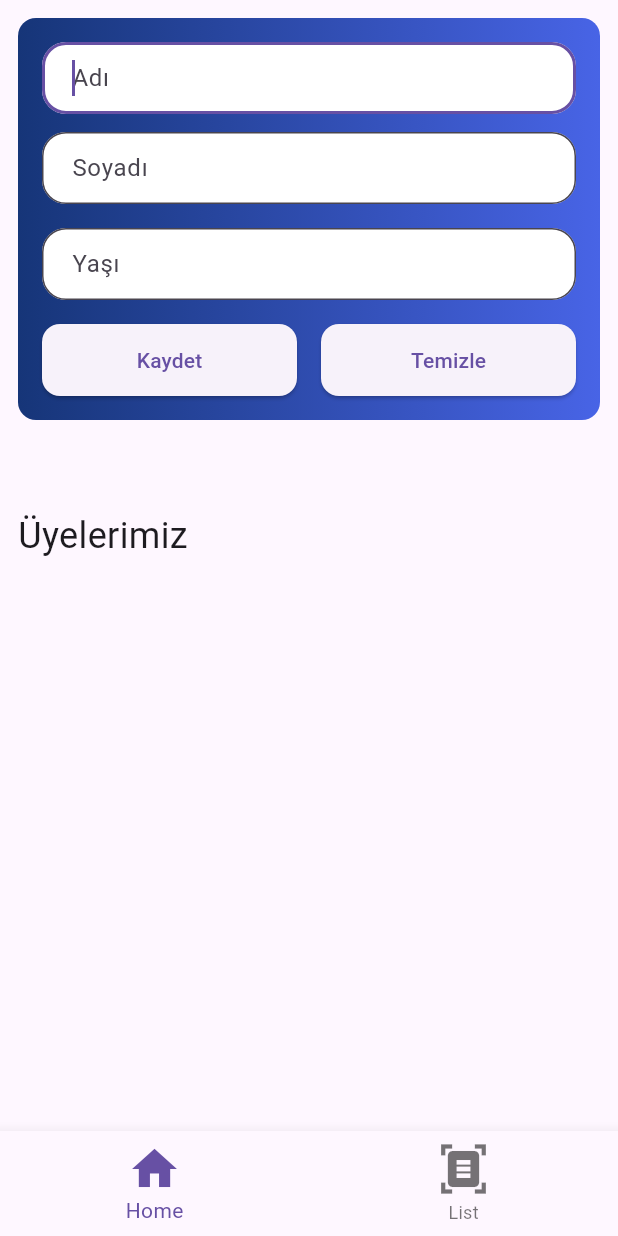
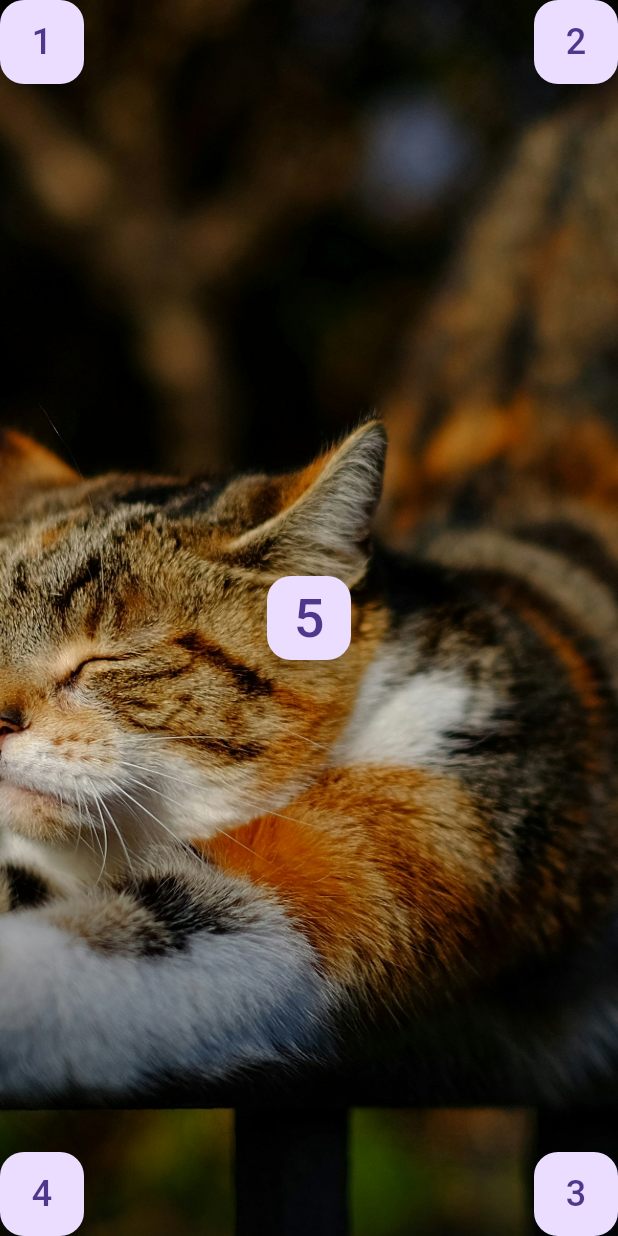
Before and after one commit to ramazan351/flutter_dersleri, a Flutter app: the screen it shows after launch, on a phone screen of 412 x 824 dp. Run offline on Flutter 3.47's test engine with Material 3 defaults, Android fonts, the phone set to English and light mode, and no system bars.

```diff
--- a/lib/main.dart
+++ b/lib/main.dart
@@ -1,5 +1,6 @@
 import 'package:flutter/material.dart';
 import 'package:flutter_dersi3/screens/home_screen.dart';
+import 'package:flutter_dersi3/stack/stack_example.dart';
 
 void main(List<String> args) {
   runApp(const MainWidget());
@@ -11,7 +12,7 @@ class MainWidget extends StatelessWidget {
   @override
   Widget build(BuildContext context) {
     return const MaterialApp(
-      home: HomeScreen(),
+      home: StackExample(),
     );
   }
 }
--- /dev/null
+++ b/lib/stack/stack_example.dart
@@ -0,0 +1,132 @@
+import 'package:flutter/material.dart';
+
+class StackExample extends StatefulWidget {
+  const StackExample({super.key});
+
+  @override
+  State<StackExample> createState() => _StackExampleState();
+}
+
+class _StackExampleState extends State<StackExample> {
+  @override
+  Widget build(BuildContext context) {
+    return Scaffold(
+      body: SafeArea(
+        child: Stack(
+          children: [
+            Image.asset(
+              "assets/kedi.jpg",
+              width: double.infinity,
+              height: double.infinity,
+              fit: BoxFit.fitHeight,
+            ),
+            Positioned(
+              left: 0,
+              top: 0,
+              child: FloatingActionButton(
+                onPressed: () {},
+                child: const Text(
+                  "1",
+                  style: TextStyle(fontSize: 24),
+                ),
+              ),
+            ),
+            Positioned(
+              right: 0,
+              top: 0,
+              child: FloatingActionButton(
+                onPressed: () {},
+                child: const Text(
+                  "2",
+                  style: TextStyle(fontSize: 24),
+                ),
+              ),
+            ),
+            Positioned(
+              right: 0,
+              bottom: 0,
+              child: FloatingActionButton(
+                onPressed: () {},
+                child: const Text(
+                  "3",
+                  style: TextStyle(fontSize: 24),
+                ),
+              ),
+            ),
+            Positioned(
+              left: 0,
+              bottom: 0,
+              child: FloatingActionButton(
+                onPressed: () {},
+                child: const Text(
+                  "4",
+                  style: TextStyle(fontSize: 24),
+                ),
+              ),
+            ),
+
+            Positioned.fill(
+              child: UnconstrainedBox(
+                child: FloatingActionButton(
+                  onPressed: () {},
+                  child: const Text(
+                    "5",
+                    style: TextStyle(fontSize: 36),
+                  ),
+                ),
+              ),
+            )
+            // Positioned(
+            //   left: MediaQuery.of(context).size.width / 2 - 18,
+            //   bottom: MediaQuery.of(context).size.height / 2 - 18,
+            //   child: FloatingActionButton(
+            //     onPressed: () {},
+            //     child: const Text(
+            //       "5",
+            //       style: TextStyle(fontSize: 36),
+            //     ),
+            //   ),
+            // )
+          ],
+        ),
+      ),
+    );
+  }
+}
+/*
+Örnek-1
+[
+          Container(
+            color: Colors.amber,
+            width: double.infinity,
+            height: double.infinity,
+            alignment: Alignment.bottomCenter,
+            child: const Text(
+              "1",
+              style: TextStyle(fontSize: 36, color: Colors.white),
+            ),
+          ),
+          Container(
+            height: MediaQuery.of(context).size.height * 2 / 3,
+            margin: const EdgeInsets.all(8),
+            width: double.infinity,
+            alignment: Alignment.bottomCenter,
+            color: Colors.black,
+            child: const Text(
+              "2",
+              style: TextStyle(fontSize: 36, color: Colors.white),
+            ),
+          ),
+          Container(
+            width: double.infinity,
+            alignment: Alignment.bottomCenter,
+            height: MediaQuery.of(context).size.height * 1 / 3,
+            margin: const EdgeInsets.all(24),
+            color: Colors.white,
+            child: const Text(
+              "3",
+              style: TextStyle(fontSize: 36, color: Colors.black),
+            ),
+          )
+        ]
+*/
--- a/pubspec.yaml
+++ b/pubspec.yaml
@@ -57,8 +57,8 @@ flutter:
   uses-material-design: true
 
   # To add assets to your application, add an assets section, like this:
-  # assets:
-  #   - images/a_dot_burr.jpeg
+  assets:
+    - assets/
   #   - images/a_dot_ham.jpeg
 
   # An image asset can refer to one or more resolution-specific "variants", see
```
Also changed, not shown: assets/kedi.jpg (added), assets/kopek.jpg (added).
